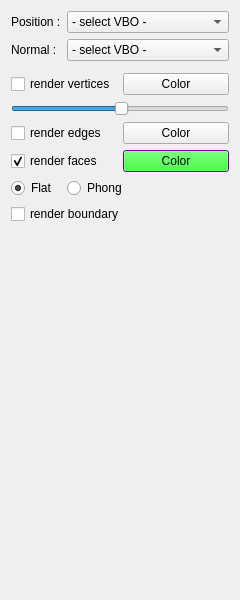
cgogn/CGoGN, file SCHNApps/Plugins/surface_render/forms/surface_render.ui: the form before one commit.
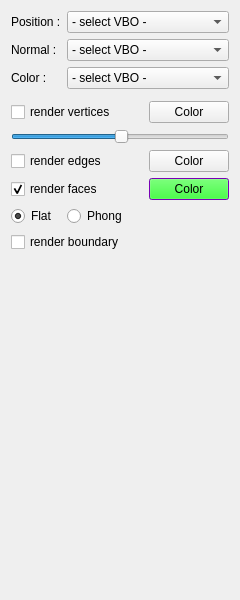
The form after the commit.

Commit message: import images & render colors

```diff
--- a/SCHNApps/Plugins/surface_render/forms/surface_render.ui
+++ b/SCHNApps/Plugins/surface_render/forms/surface_render.ui
@@ -14,81 +14,6 @@
    <string>Form</string>
   </property>
   <layout class="QGridLayout" name="gridLayout">
-   <item row="9" column="0" rowspan="2" colspan="2">
-    <layout class="QHBoxLayout" name="horizontalLayout_3">
-     <item>
-      <widget class="QCheckBox" name="check_renderEdges">
-       <property name="text">
-        <string>render edges</string>
-       </property>
-      </widget>
-     </item>
-     <item>
-      <widget class="QPushButton" name="scolorButton">
-       <property name="sizePolicy">
-        <sizepolicy hsizetype="Preferred" vsizetype="Preferred">
-         <horstretch>0</horstretch>
-         <verstretch>0</verstretch>
-        </sizepolicy>
-       </property>
-       <property name="maximumSize">
-        <size>
-         <width>16777215</width>
-         <height>32</height>
-        </size>
-       </property>
-       <property name="text">
-        <string>Color</string>
-       </property>
-      </widget>
-     </item>
-    </layout>
-   </item>
-   <item row="1" column="1">
-    <widget class="QComboBox" name="combo_normalVBO">
-     <property name="sizePolicy">
-      <sizepolicy hsizetype="MinimumExpanding" vsizetype="Fixed">
-       <horstretch>0</horstretch>
-       <verstretch>0</verstretch>
-      </sizepolicy>
-     </property>
-     <item>
-      <property name="text">
-       <string>- select VBO -</string>
-      </property>
-     </item>
-    </widget>
-   </item>
-   <item row="20" column="0" colspan="2">
-    <spacer name="verticalSpacer">
-     <property name="orientation">
-      <enum>Qt::Vertical</enum>
-     </property>
-     <property name="sizeHint" stdset="0">
-      <size>
-       <width>156</width>
-       <height>161</height>
-      </size>
-     </property>
-    </spacer>
-   </item>
-   <item row="1" column="0">
-    <widget class="QLabel" name="label_3">
-     <property name="text">
-      <string>Normal :</string>
-     </property>
-    </widget>
-   </item>
-   <item row="15" column="1">
-    <widget class="QRadioButton" name="radio_phongShading">
-     <property name="text">
-      <string>Phong</string>
-     </property>
-     <attribute name="buttonGroup">
-      <string notr="true">group_faceShading</string>
-     </attribute>
-    </widget>
-   </item>
    <item row="0" column="0">
     <widget class="QLabel" name="label_2">
      <property name="text">
@@ -96,36 +21,6 @@
      </property>
     </widget>
    </item>
-   <item row="6" column="0" colspan="2">
-    <widget class="QSlider" name="slider_verticesScaleFactor">
-     <property name="value">
-      <number>50</number>
-     </property>
-     <property name="orientation">
-      <enum>Qt::Horizontal</enum>
-     </property>
-    </widget>
-   </item>
-   <item row="16" column="0" colspan="2">
-    <widget class="QCheckBox" name="check_renderBoundary">
-     <property name="text">
-      <string>render boundary</string>
-     </property>
-    </widget>
-   </item>
-   <item row="15" column="0">
-    <widget class="QRadioButton" name="radio_flatShading">
-     <property name="text">
-      <string>Flat</string>
-     </property>
-     <property name="checked">
-      <bool>true</bool>
-     </property>
-     <attribute name="buttonGroup">
-      <string notr="true">group_faceShading</string>
-     </attribute>
-    </widget>
-   </item>
    <item row="0" column="1">
     <widget class="QComboBox" name="combo_positionVBO">
      <property name="sizePolicy">
@@ -141,10 +36,150 @@
      </item>
     </widget>
    </item>
-   <item row="2" column="0" colspan="2">
+   <item row="1" column="0">
+    <widget class="QLabel" name="label_3">
+     <property name="text">
+      <string>Normal :</string>
+     </property>
+    </widget>
+   </item>
+   <item row="1" column="1">
+    <widget class="QComboBox" name="combo_normalVBO">
+     <property name="sizePolicy">
+      <sizepolicy hsizetype="MinimumExpanding" vsizetype="Fixed">
+       <horstretch>0</horstretch>
+       <verstretch>0</verstretch>
+      </sizepolicy>
+     </property>
+     <item>
+      <property name="text">
+       <string>- select VBO -</string>
+      </property>
+     </item>
+    </widget>
+   </item>
+   <item row="2" column="0">
+    <widget class="QLabel" name="label_4">
+     <property name="text">
+      <string>Color :</string>
+     </property>
+    </widget>
+   </item>
+   <item row="2" column="1">
+    <widget class="QComboBox" name="combo_colorVBO">
+     <property name="sizePolicy">
+      <sizepolicy hsizetype="MinimumExpanding" vsizetype="Fixed">
+       <horstretch>0</horstretch>
+       <verstretch>0</verstretch>
+      </sizepolicy>
+     </property>
+     <item>
+      <property name="text">
+       <string>- select VBO -</string>
+      </property>
+     </item>
+    </widget>
+   </item>
+   <item row="3" column="0" colspan="2">
     <widget class="Line" name="line"/>
    </item>
-   <item row="12" column="0" rowspan="2" colspan="2">
+   <item row="4" column="0" colspan="2">
+    <layout class="QHBoxLayout" name="horizontalLayout_4">
+     <item>
+      <widget class="QCheckBox" name="check_renderVertices">
+       <property name="text">
+        <string>render vertices</string>
+       </property>
+      </widget>
+     </item>
+     <item>
+      <spacer name="horizontalSpacer">
+       <property name="orientation">
+        <enum>Qt::Horizontal</enum>
+       </property>
+       <property name="sizeHint" stdset="0">
+        <size>
+         <width>40</width>
+         <height>20</height>
+        </size>
+       </property>
+      </spacer>
+     </item>
+     <item>
+      <widget class="QPushButton" name="vcolorButton">
+       <property name="sizePolicy">
+        <sizepolicy hsizetype="Preferred" vsizetype="Preferred">
+         <horstretch>0</horstretch>
+         <verstretch>0</verstretch>
+        </sizepolicy>
+       </property>
+       <property name="maximumSize">
+        <size>
+         <width>16777215</width>
+         <height>32</height>
+        </size>
+       </property>
+       <property name="text">
+        <string>Color</string>
+       </property>
+      </widget>
+     </item>
+    </layout>
+   </item>
+   <item row="5" column="0" colspan="2">
+    <widget class="QSlider" name="slider_verticesScaleFactor">
+     <property name="value">
+      <number>50</number>
+     </property>
+     <property name="orientation">
+      <enum>Qt::Horizontal</enum>
+     </property>
+    </widget>
+   </item>
+   <item row="6" column="0" colspan="2">
+    <layout class="QHBoxLayout" name="horizontalLayout_3">
+     <item>
+      <widget class="QCheckBox" name="check_renderEdges">
+       <property name="text">
+        <string>render edges</string>
+       </property>
+      </widget>
+     </item>
+     <item>
+      <spacer name="horizontalSpacer_3">
+       <property name="orientation">
+        <enum>Qt::Horizontal</enum>
+       </property>
+       <property name="sizeHint" stdset="0">
+        <size>
+         <width>40</width>
+         <height>20</height>
+        </size>
+       </property>
+      </spacer>
+     </item>
+     <item>
+      <widget class="QPushButton" name="scolorButton">
+       <property name="sizePolicy">
+        <sizepolicy hsizetype="Preferred" vsizetype="Preferred">
+         <horstretch>0</horstretch>
+         <verstretch>0</verstretch>
+        </sizepolicy>
+       </property>
+       <property name="maximumSize">
+        <size>
+         <width>16777215</width>
+         <height>32</height>
+        </size>
+       </property>
+       <property name="text">
+        <string>Color</string>
+       </property>
+      </widget>
+     </item>
+    </layout>
+   </item>
+   <item row="7" column="0" colspan="2">
     <layout class="QHBoxLayout" name="horizontalLayout_2">
      <item>
       <widget class="QCheckBox" name="check_renderFaces">
@@ -156,6 +191,19 @@
        </property>
       </widget>
      </item>
+     <item>
+      <spacer name="horizontalSpacer_2">
+       <property name="orientation">
+        <enum>Qt::Horizontal</enum>
+       </property>
+       <property name="sizeHint" stdset="0">
+        <size>
+         <width>40</width>
+         <height>20</height>
+        </size>
+       </property>
+      </spacer>
+     </item>
      <item>
       <widget class="QPushButton" name="dcolorButton">
        <property name="sizePolicy">
@@ -295,35 +343,48 @@
      </item>
     </layout>
    </item>
-   <item row="3" column="0" rowspan="2" colspan="2">
-    <layout class="QHBoxLayout" name="horizontalLayout_4">
-     <item>
-      <widget class="QCheckBox" name="check_renderVertices">
-       <property name="text">
-        <string>render vertices</string>
-       </property>
-      </widget>
-     </item>
-     <item>
-      <widget class="QPushButton" name="vcolorButton">
-       <property name="sizePolicy">
-        <sizepolicy hsizetype="Preferred" vsizetype="Preferred">
-         <horstretch>0</horstretch>
-         <verstretch>0</verstretch>
-        </sizepolicy>
-       </property>
-       <property name="maximumSize">
-        <size>
-         <width>16777215</width>
-         <height>32</height>
-        </size>
-       </property>
-       <property name="text">
-        <string>Color</string>
-       </property>
-      </widget>
-     </item>
-    </layout>
+   <item row="8" column="0">
+    <widget class="QRadioButton" name="radio_flatShading">
+     <property name="text">
+      <string>Flat</string>
+     </property>
+     <property name="checked">
+      <bool>true</bool>
+     </property>
+     <attribute name="buttonGroup">
+      <string notr="true">group_faceShading</string>
+     </attribute>
+    </widget>
+   </item>
+   <item row="8" column="1">
+    <widget class="QRadioButton" name="radio_phongShading">
+     <property name="text">
+      <string>Phong</string>
+     </property>
+     <attribute name="buttonGroup">
+      <string notr="true">group_faceShading</string>
+     </attribute>
+    </widget>
+   </item>
+   <item row="9" column="0" colspan="2">
+    <widget class="QCheckBox" name="check_renderBoundary">
+     <property name="text">
+      <string>render boundary</string>
+     </property>
+    </widget>
+   </item>
+   <item row="10" column="0" colspan="2">
+    <spacer name="verticalSpacer">
+     <property name="orientation">
+      <enum>Qt::Vertical</enum>
+     </property>
+     <property name="sizeHint" stdset="0">
+      <size>
+       <width>156</width>
+       <height>161</height>
+      </size>
+     </property>
+    </spacer>
    </item>
   </layout>
  </widget>
```
The commit also changes 9 other files.
